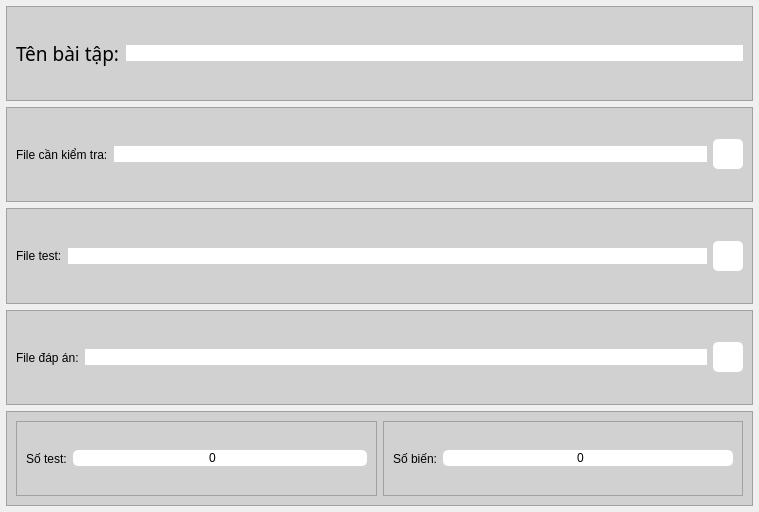
Above: UI_Files/edit_frame.ui from hoangm960/Astraea before the change. Below: the same form after it.
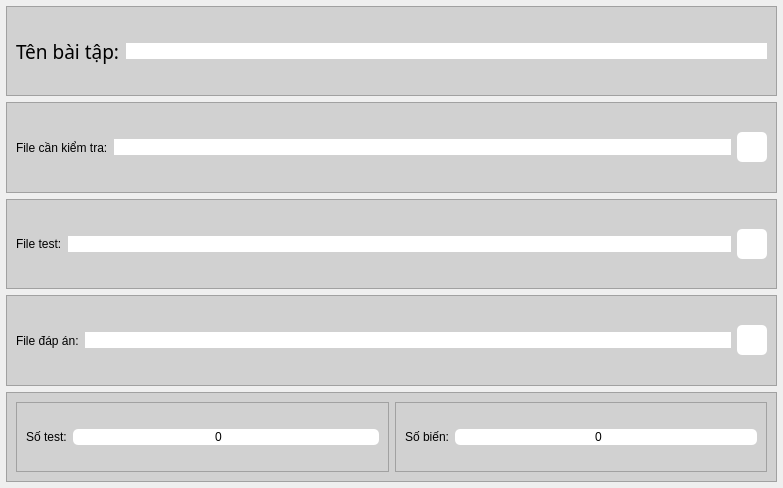
That is the form after the change. Icons and pictures are not drawn.

```diff
--- a/UI_Files/edit_frame.ui
+++ b/UI_Files/edit_frame.ui
@@ -6,10 +6,22 @@
    <rect>
     <x>0</x>
     <y>0</y>
-    <width>759</width>
-    <height>512</height>
+    <width>783</width>
+    <height>488</height>
    </rect>
   </property>
+  <property name="minimumSize">
+   <size>
+    <width>0</width>
+    <height>0</height>
+   </size>
+  </property>
+  <property name="maximumSize">
+   <size>
+    <width>16777215</width>
+    <height>16777215</height>
+   </size>
+  </property>
   <property name="font">
    <font>
     <family>iCiel Effra</family>
```
